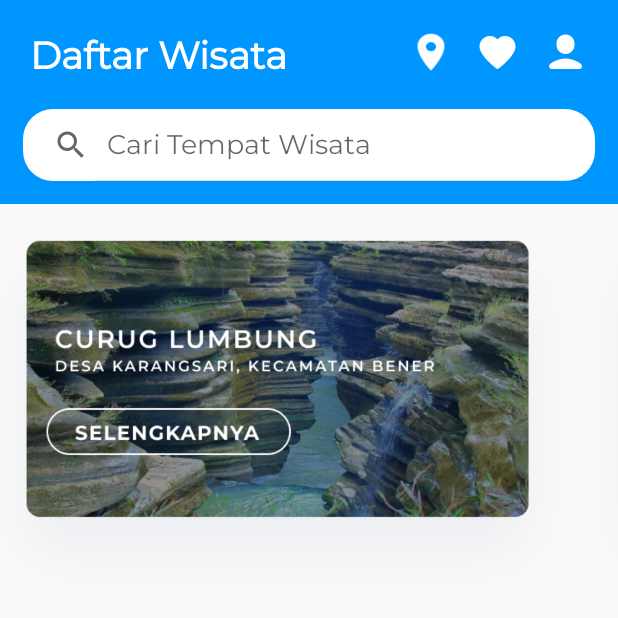
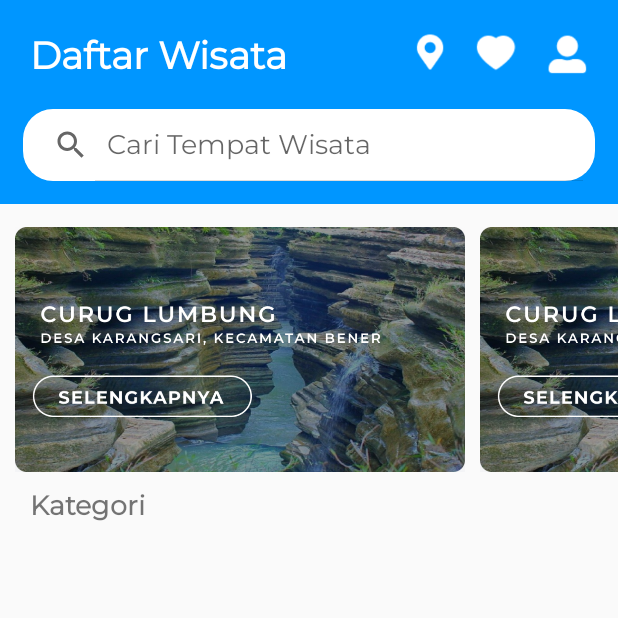
Before and after one commit to sakanusiw/TravelPurworejo, an Android app: the screen it shows after launch (HomeActivity), on a phone screen of 412 x 824 dp, the top half of it. Run offline under Robolectric (Android 15) with nearby library versions, the phone set to English and light mode, and no system bars.

Commit message:
first RecyclerView done

```diff
--- a/app/build.gradle
+++ b/app/build.gradle
@@ -41,4 +41,8 @@ dependencies {
     testImplementation 'junit:junit:4.13.2'
     androidTestImplementation 'androidx.test.ext:junit:1.1.5'
     androidTestImplementation 'androidx.test.espresso:espresso-core:3.5.1'
+
+    implementation("androidx.recyclerview:recyclerview:1.3.1")
+    // For control over item selection of both touch and mouse driven selection
+    implementation("androidx.recyclerview:recyclerview-selection:1.1.0")
 }
--- a/app/src/main/java/com/example/travelpurworejo/HomeActivity.kt
+++ b/app/src/main/java/com/example/travelpurworejo/HomeActivity.kt
@@ -5,6 +5,9 @@ import android.os.Bundle
 import android.view.Menu
 import android.view.MenuItem
 import android.widget.SearchView
+import androidx.recyclerview.widget.LinearLayoutManager
+import androidx.recyclerview.widget.RecyclerView
+import com.example.travelpurworejo.RecyclerView.MyAdapter
 
 class HomeActivity : AppCompatActivity() {
 
@@ -18,6 +21,18 @@ class HomeActivity : AppCompatActivity() {
     override fun onCreate(savedInstanceState: Bundle?) {
         super.onCreate(savedInstanceState)
         setContentView(R.layout.activity_home)
+
+        val recyclerView: RecyclerView = findViewById(R.id.recyclerView)
+        recyclerView.layoutManager = LinearLayoutManager(this, LinearLayoutManager.HORIZONTAL, false) // Use other layout managers for grid, staggered grid, etc.
+
+        val imageResources = mutableListOf<Int>() // Replace with a list of drawable resources
+        // Add resource IDs to imageResources here
+        imageResources.add(R.drawable.curug_lumbung)
+        imageResources.add(R.drawable.curug_lumbung)
+        imageResources.add(R.drawable.curug_lumbung)
+
+        val adapter = MyAdapter(imageResources)
+        recyclerView.adapter = adapter
     }
 
     override fun onCreateOptionsMenu(menu: Menu?): Boolean {
--- /dev/null
+++ b/app/src/main/java/com/example/travelpurworejo/RecyclerView/Adapter.kt
@@ -0,0 +1,30 @@
+package com.example.travelpurworejo.RecyclerView
+
+import android.view.LayoutInflater
+import android.view.View
+import android.view.ViewGroup
+import android.widget.ImageButton
+import androidx.recyclerview.widget.RecyclerView
+import com.example.travelpurworejo.R
+
+class MyAdapter(private val dataList: List<Int>) : RecyclerView.Adapter<MyAdapter.ViewHolder>() {
+
+    override fun onCreateViewHolder(parent: ViewGroup, viewType: Int): ViewHolder {
+        val view = LayoutInflater.from(parent.context)
+            .inflate(R.layout.item1_layout, parent, false)
+        return ViewHolder(view)
+    }
+
+    override fun onBindViewHolder(holder: ViewHolder, position: Int) {
+        val imageResource = dataList[position]
+        holder.imageButton.setImageResource(imageResource)
+    }
+
+    override fun getItemCount(): Int {
+        return dataList.size
+    }
+
+    class ViewHolder(itemView: View) : RecyclerView.ViewHolder(itemView) {
+        val imageButton: ImageButton = itemView.findViewById(R.id.imageButton1)
+    }
+}
--- a/app/src/main/res/layout/activity_home.xml
+++ b/app/src/main/res/layout/activity_home.xml
@@ -19,8 +19,7 @@
         android:orientation="vertical"
         app:layout_constraintEnd_toEndOf="parent"
         app:layout_constraintStart_toStartOf="parent"
-        app:layout_constraintTop_toTopOf="parent"
-        app:layout_constraintBottom_toTopOf="@+id/scrollView">
+        app:layout_constraintTop_toTopOf="parent">
 
         <LinearLayout
             android:id="@+id/navBar1"
@@ -50,22 +49,25 @@
                 <ImageButton
                     android:layout_marginRight="15dp"
                     android:layout_width="28dp"
-                    android:layout_height="25dp"
-                    android:backgroundTint="@color/white"
-                    android:background="@drawable/gps50"/>
+                    android:layout_height="28dp"
+                    android:src="@drawable/gps"
+                    android:background="?selectableItemBackgroundBorderless"
+                    android:scaleType="fitXY"/>
 
                 <ImageButton
                     android:layout_marginRight="15dp"
                     android:layout_width="30dp"
                     android:layout_height="30dp"
-                    android:backgroundTint="@color/white"
-                    android:background="@drawable/love"/>
+                    android:src="@drawable/love"
+                    android:background="?selectableItemBackgroundBorderless"
+                    android:scaleType="fitXY"/>
 
                 <ImageButton
                     android:layout_width="30dp"
                     android:layout_height="30dp"
-                    android:backgroundTint="@color/white"
-                    android:background="@drawable/user"/>
+                    android:src="@drawable/user"
+                    android:background="?selectableItemBackgroundBorderless"
+                    android:scaleType="fitXY"/>
 
             </LinearLayout>
         </LinearLayout>
@@ -81,36 +83,28 @@
             android:queryHint="Cari Tempat Wisata" />
     </LinearLayout>
 
-    <ScrollView
-        android:id="@+id/scrollView"
-        android:layout_width="wrap_content"
+    <androidx.recyclerview.widget.RecyclerView
+        android:id="@+id/recyclerView"
+        android:orientation="horizontal"
+        android:layout_marginTop="15dp"
+        android:layout_width="match_parent"
         android:layout_height="wrap_content"
-        android:fillViewport="true"
-        android:paddingRight="-10dp"
-        android:paddingBottom="-25dp"
-        app:layout_constraintTop_toBottomOf="@id/navBar"
+        app:layout_constraintTop_toBottomOf="@+id/navBar"
         app:layout_constraintStart_toStartOf="parent"
-        app:layout_constraintEnd_toEndOf="parent">
+        app:layout_constraintEnd_toEndOf="parent"/>
 
-        <LinearLayout
-            android:layout_width="match_parent"
-            android:layout_height="wrap_content"
-            android:orientation="horizontal">
-
-            <ImageButton
-                android:id="@+id/curugLumbung"
-                android:layout_width="400dp"
-                android:layout_height="280dp"
-                android:background="@drawable/curug_lumbung"/>
-
-            <ImageButton
-                android:id="@+id/curugLumbung1"
-                android:layout_width="400dp"
-                android:layout_height="280dp"
-                android:background="@drawable/curug_lumbung"/>
+    <TextView
+        android:layout_width="match_parent"
+        android:layout_height="wrap_content"
+        android:layout_marginVertical="10dp"
+        android:layout_marginHorizontal="20dp"
+        app:layout_constraintTop_toBottomOf="@id/recyclerView"
+        app:layout_constraintStart_toStartOf="parent"
+        app:layout_constraintEnd_toEndOf="parent"
+        android:text="Kategori"
+        android:textSize="18sp"
+        android:textStyle="bold"/>
 
 
-        </LinearLayout>
-    </ScrollView>
 
 </androidx.constraintlayout.widget.ConstraintLayout>
--- /dev/null
+++ b/app/src/main/res/layout/item1_layout.xml
@@ -0,0 +1,16 @@
+<?xml version="1.0" encoding="utf-8"?>
+<LinearLayout xmlns:android="http://schemas.android.com/apk/res/android"
+    android:layout_width="wrap_content"
+    android:layout_height="wrap_content"
+    android:orientation="horizontal"
+    android:layout_marginStart="10dp">
+
+    <ImageButton
+        android:id="@+id/imageButton1"
+        android:layout_width="300dp"
+        android:layout_height="163dp"
+        android:src="@drawable/curug_lumbung"
+        android:background="?selectableItemBackgroundBorderless"
+        android:scaleType="fitXY"/>
+
+</LinearLayout>
```
Also changed, not shown: app/src/main/res/drawable/curug_lumbung.png, app/src/main/res/drawable/gps.png (added), app/src/main/res/drawable/gps100.png (deleted), app/src/main/res/drawable/gps50.png (deleted), app/src/main/res/drawable/love.png, app/src/main/res/drawable/user.png.
